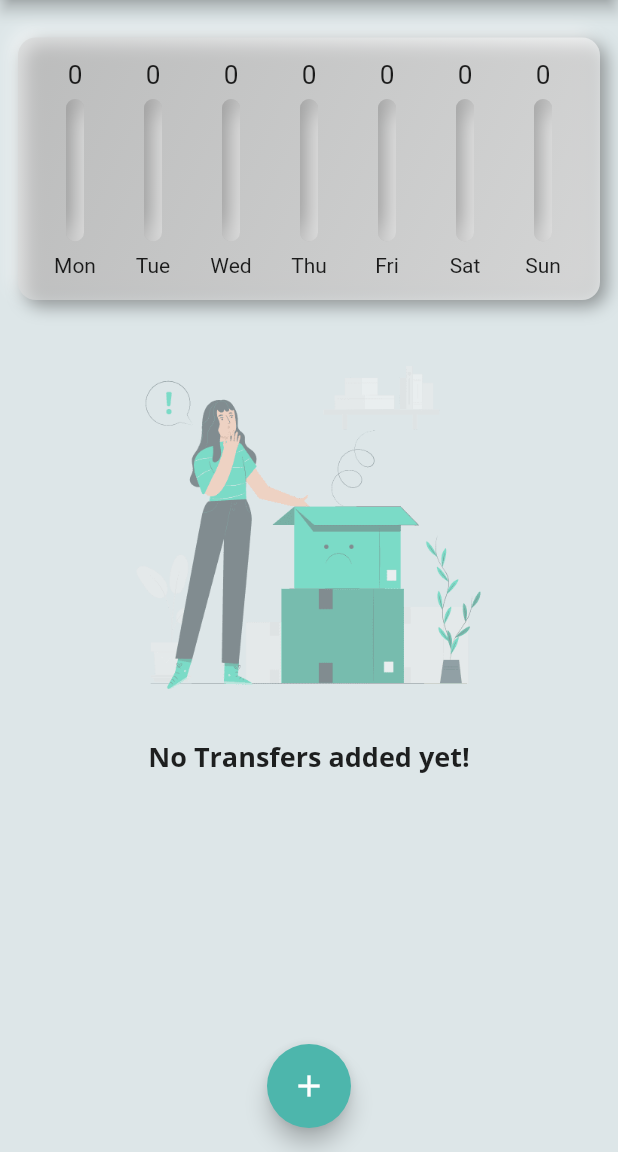
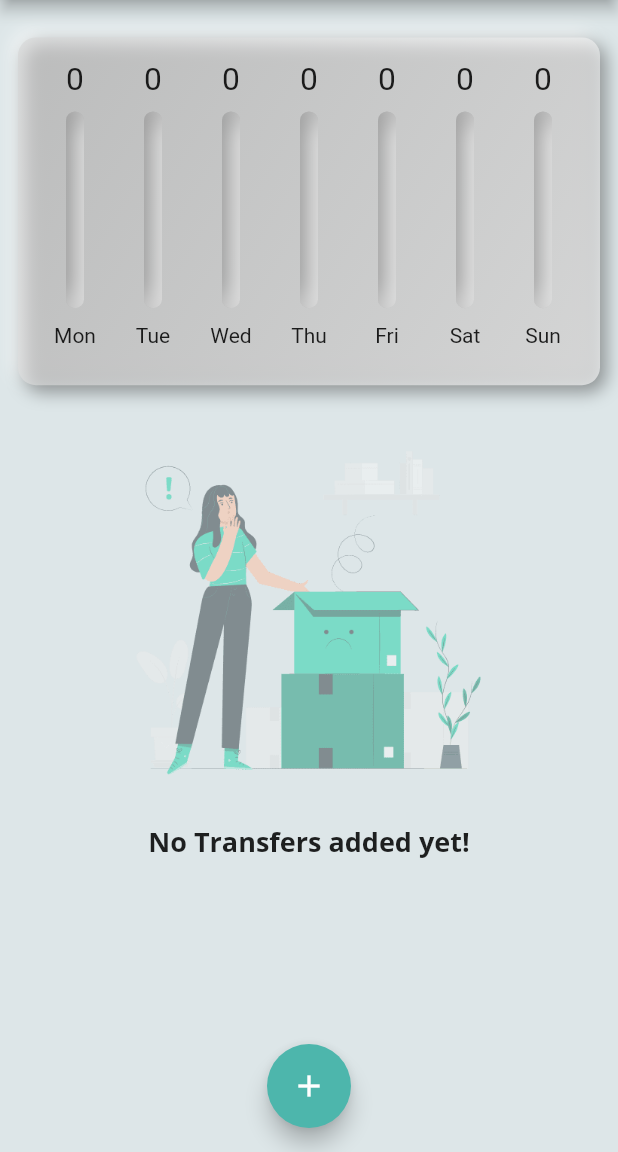
Before and after one commit to AbdelrahmanEssamA/Expenses-App, a Flutter app: the screen it shows after launch, on a phone screen of 412 x 824 dp, the part 84-1236 px from its top. Run offline on Flutter 3.47's test engine with Material 2 defaults, Android fonts, the phone set to English and light mode, and no system bars; drawn by our look-alikes of flutter_neumorphic; Roboto replaces fonts that are missing (Open Sans).

Commit message:
dynamic widgets for portrait mode

```diff
--- a/lib/main.dart
+++ b/lib/main.dart
@@ -75,8 +75,7 @@ class _MyHomePageState extends State<MyHomePage> {
 
   @override
   Widget build(BuildContext context) {
-    return Scaffold(
-      appBar: AppBar(
+    final appBar = AppBar(
       title: Text(
         'My Expenses',
         style: TextStyle(fontFamily: 'Open Sans'),
@@ -87,12 +86,24 @@ class _MyHomePageState extends State<MyHomePage> {
           onPressed: () => _startAddNewTransaction(context),
         ),
       ],
-      ),
+    );
+    return Scaffold(
+      appBar: appBar,
       body: SingleChildScrollView(
         child: Column(
           children: <Widget>[
-            Chart(_recentTransactions),
-            TransactionList(_transactions, _deleteTransaction)
+            Container(
+                height: (MediaQuery.of(context).size.height -
+                        appBar.preferredSize.height -
+                        MediaQuery.of(context).padding.top) *
+                    .35,
+                child: Chart(_recentTransactions)),
+            Container(
+                height: (MediaQuery.of(context).size.height -
+                        appBar.preferredSize.height -
+                        MediaQuery.of(context).padding.top) *
+                    .65,
+                child: TransactionList(_transactions, _deleteTransaction))
           ],
         ),
       ),
--- a/lib/widgets/chart_bar.dart
+++ b/lib/widgets/chart_bar.dart
@@ -1,4 +1,5 @@
 import 'package:flutter/material.dart';
+import 'package:flutter/rendering.dart';
 import 'package:flutter_neumorphic/flutter_neumorphic.dart';
 
 class ChartBar extends StatelessWidget {
@@ -9,24 +10,28 @@ class ChartBar extends StatelessWidget {
 
   @override
   Widget build(BuildContext context) {
+    return LayoutBuilder(
+      builder: (ctx, constraints) {
         return Column(
           children: <Widget>[
             Container(
-            height: 20,
-            child: FittedBox(child: Text(spendingAmount.toStringAsFixed(0)))),
+                height: constraints.maxHeight * .12,
+                child:
+                    FittedBox(child: Text(spendingAmount.toStringAsFixed(0)))),
             SizedBox(
-          height: 6,
+              height: constraints.maxHeight * .05,
             ),
             Neumorphic(
               style: NeumorphicStyle(
                   shape: NeumorphicShape.concave,
-              boxShape: NeumorphicBoxShape.roundRect(BorderRadius.circular(12)),
+                  boxShape:
+                      NeumorphicBoxShape.roundRect(BorderRadius.circular(12)),
                   depth: -15,
                   intensity: .75,
                   lightSource: LightSource.topLeft,
                   color: Colors.white30),
               child: Container(
-            height: 95,
+                height: constraints.maxHeight * .65,
                 width: 12,
                 child: Stack(
                   children: <Widget>[
@@ -43,10 +48,12 @@ class ChartBar extends StatelessWidget {
               ),
             ),
             SizedBox(
-          height: 8,
+              height: constraints.maxHeight * .05,
             ),
-        Text(label)
+            Container(height: constraints.maxHeight * .1, child: Text(label))
           ],
+        );
+      },
     );
   }
 }
--- a/lib/widgets/transaction_list.dart
+++ b/lib/widgets/transaction_list.dart
@@ -11,9 +11,7 @@ class TransactionList extends StatelessWidget {
   TransactionList(this.transactions, this.deleteTx);
   @override
   Widget build(BuildContext context) {
-    return Container(
-      height: 400,
-      child: transactions.isEmpty
+    return transactions.isEmpty
         ? Column(
             children: <Widget>[
               Container(
@@ -97,7 +95,6 @@ class TransactionList extends StatelessWidget {
                       ]));
             },
             itemCount: transactions.length,
-            ),
           );
   }
 }
```
Lines whose indentation alone changed are shown as unchanged.
